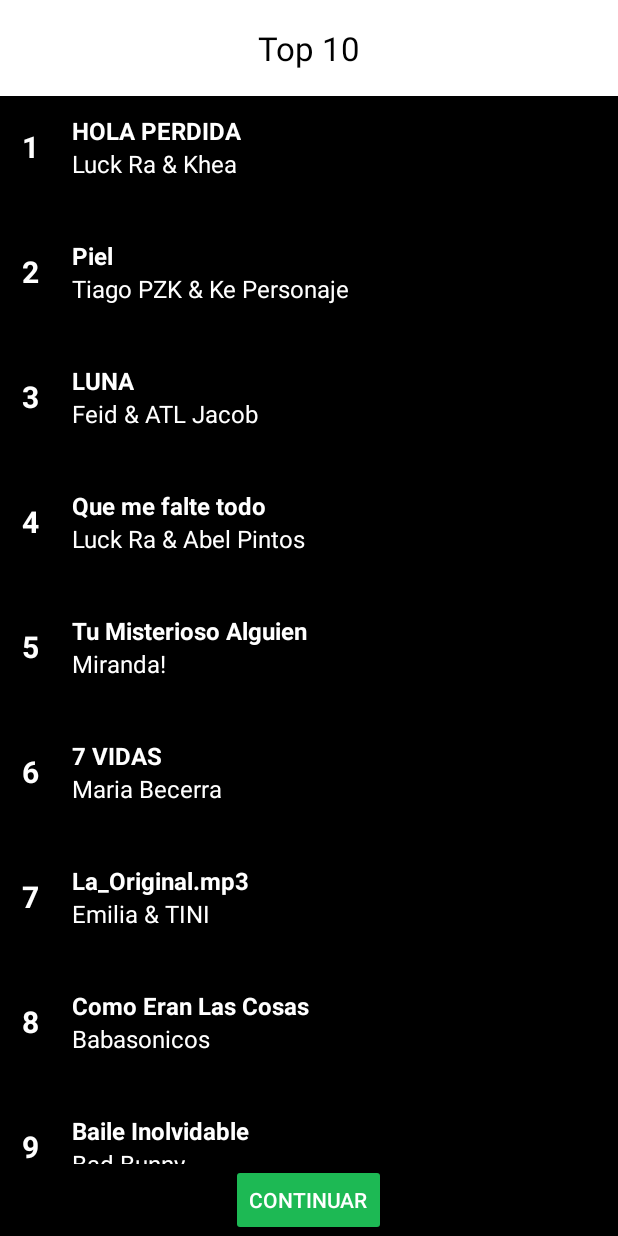
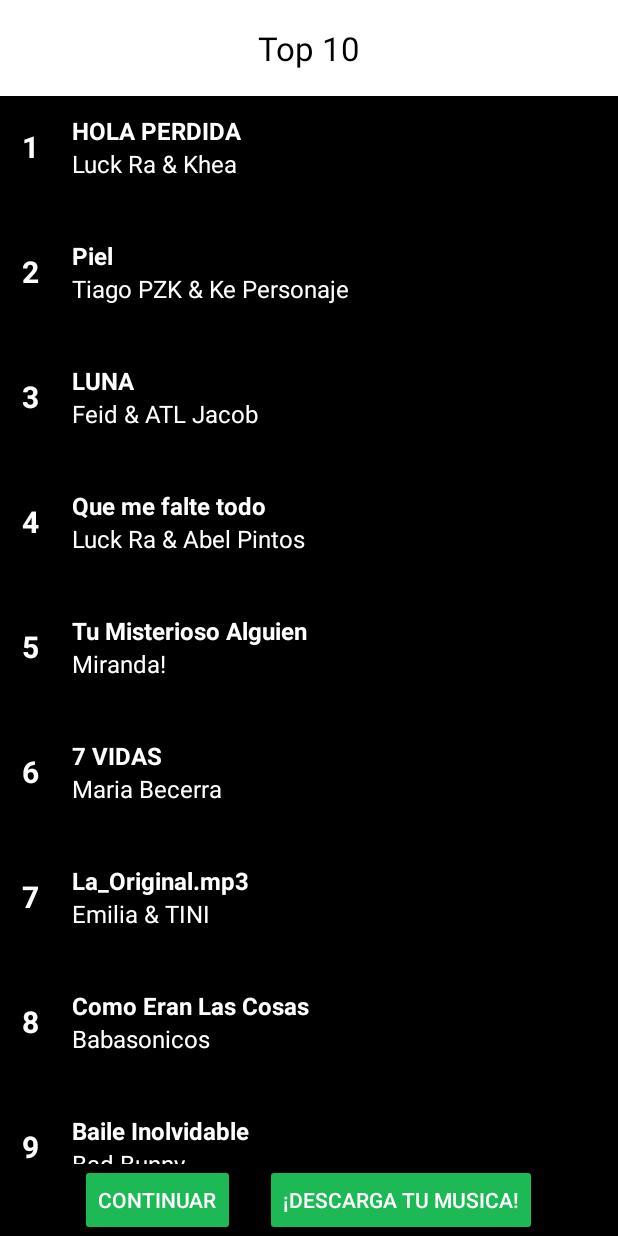
Before and after one commit to Martinalamas/Grupo-W---Seminario-de-Lenguajes, an Android app: the Top10Activity screen opened directly, with no data from a screen before it, on a phone screen of 412 x 824 dp. Run offline under Robolectric (Android 15) with nearby library versions, the phone set to English and light mode, and no system bars.

Commit message:
Subo hilos

```diff
--- a/app/build.gradle.kts
+++ b/app/build.gradle.kts
@@ -48,4 +48,8 @@ dependencies {
     testImplementation(libs.junit)
     androidTestImplementation(libs.androidx.junit)
     androidTestImplementation(libs.androidx.espresso.core)
+    implementation ("org.jetbrains.kotlinx:kotlinx-coroutines-android:1.4.1")
+    implementation("androidx.lifecycle:lifecycle-runtime-ktx:2.5.1")
+
+
 }
--- a/app/src/main/java/com/example/myapplication/Top10Activity.kt
+++ b/app/src/main/java/com/example/myapplication/Top10Activity.kt
@@ -18,6 +18,7 @@ class Top10Activity : AppCompatActivity() {
     lateinit var rvTop10Activity: RecyclerView
     lateinit var cancionesAdapter: CancionAdapter
     lateinit var botonContinuar : Button
+    lateinit var botonDescarga : Button
 
     override fun onCreate(savedInstanceState: Bundle?) {
         super.onCreate(savedInstanceState)
@@ -30,8 +31,14 @@ class Top10Activity : AppCompatActivity() {
         }
 
         botonContinuar = findViewById<AppCompatButton>(R.id.botonContinuar)
+        botonDescarga = findViewById<AppCompatButton>(R.id.botonDescarga)
         botonContinuar.setOnClickListener {
             val intent = Intent(this, GraciasActivity::class.java)
+            startActivity(intent)
+        }
+        //agregue este boton asi lo lleva a la parte de "descarga"
+        botonDescarga.setOnClickListener {
+            val intent = Intent(this, DescargaYEscuchaActivity::class.java)
             startActivity(intent)
         }
 
--- a/app/src/main/res/layout/activity_top10.xml
+++ b/app/src/main/res/layout/activity_top10.xml
@@ -28,13 +28,30 @@
         tools:itemCount="10"
         tools:listitem="@layout/item_cancion" />
 
-    <androidx.appcompat.widget.AppCompatButton
-        android:id="@+id/botonContinuar"
-        android:layout_gravity="center_horizontal"
-        android:layout_width="wrap_content"
+    <LinearLayout
+        android:layout_width="match_parent"
         android:layout_height="wrap_content"
-        android:backgroundTint="#1DB954"
-        android:text="Continuar"
-        android:textColor="@color/white" />
+        android:orientation="horizontal"
+        android:gravity="center_horizontal">
+
+        <androidx.appcompat.widget.AppCompatButton
+            android:id="@+id/botonContinuar"
+            android:layout_width="wrap_content"
+            android:layout_height="wrap_content"
+            android:backgroundTint="#1DB954"
+            android:text="Continuar"
+            android:textColor="@color/white"
+            android:layout_marginEnd="10dp" />
+
+        <androidx.appcompat.widget.AppCompatButton
+            android:id="@+id/botonDescarga"
+            android:layout_width="wrap_content"
+            android:layout_height="wrap_content"
+            android:backgroundTint="#1DB954"
+            android:text="¡Descarga tu musica!"
+            android:textColor="@color/white"
+            android:layout_marginStart="10dp" />
+
+    </LinearLayout>
 
 </LinearLayout>
```
Also changed, not shown: app/src/main/AndroidManifest.xml (+8 -10 lines), app/src/main/java/com/example/myapplication/DescargaYEscucha.kt (added, +63 -0 lines), app/src/main/res/layout/activity_descargayescucha.xml (added, +117 -0 lines), app/src/main/res/values/strings.xml (+2 -1 lines).
